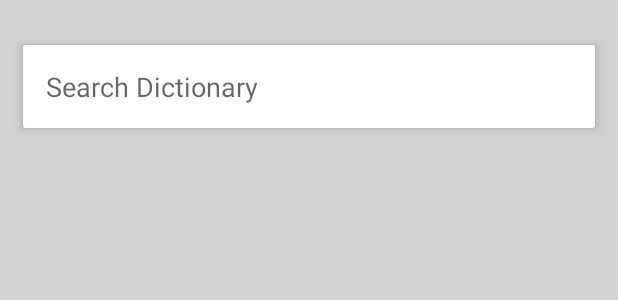
After one commit to Cinher/Esperanto-Dictionary, an Android app: the layout activity_widget_popup.xml on its own in the app's theme, with its tools: preview values and no code run, on a phone screen of 412 x 824 dp. The commit adds this screen. Shown: the top 300 px of the screen. Run offline under Robolectric (Android 15) with nearby library versions, the phone set to English and light mode, and no system bars.

Commit message:
Complete widget

```diff
--- a/app/build.gradle
+++ b/app/build.gradle
@@ -5,10 +5,10 @@ android {
     buildToolsVersion "25.0.1"
     defaultConfig {
         applicationId "com.cinher.github.esperantodict"
-        minSdkVersion 23
+        minSdkVersion 19
         targetSdkVersion 25
-        versionCode 1
-        versionName '0.9'
+        versionCode 2
+        versionName '0.9.1'
         testInstrumentationRunner "android.support.test.runner.AndroidJUnitRunner"
         vectorDrawables.useSupportLibrary = true
     }
--- a/app/src/main/AndroidManifest.xml
+++ b/app/src/main/AndroidManifest.xml
@@ -8,6 +8,8 @@
 	<uses-permission android:name="android.permission.READ_EXTERNAL_STORAGE" />
 	<uses-permission android:name="android.permission.WRITE_EXTERNAL_STORAGE" />
 	<uses-permission android:name="android.permission.MOUNT_UNMOUNT_FILESYSTEMS" />
+
+	<uses-permission android:name="android.permission.KILL_BACKGORUND_PROCESSES" />
 
     <application
         android:allowBackup="true"
@@ -43,6 +45,10 @@
                 android:name="android.support.PARENT_ACTIVITY"
                 android:value="com.cinher.github.esperantodict.MainActivity" />
         </activity>
+		<activity
+            android:name=".WidgetPopupActivity"
+            android:label="@string/app_name"
+            android:theme="@android:style/Theme.Translucent.NoTitleBar" />
 
         <service
             android:name="com.cinher.github.esperantodict.DictService"
--- /dev/null
+++ b/app/src/main/res/layout/activity_widget_popup.xml
@@ -0,0 +1,37 @@
+<?xml version="1.0" encoding="utf-8"?>
+<LinearLayout xmlns:android="http://schemas.android.com/apk/res/android"
+    android:layout_width="match_parent"
+    android:layout_height="match_parent"
+	android:background="#33333333"
+    android:fitsSystemWindows="true" >
+
+	<LinearLayout
+		android:layout_width="match_parent"
+		android:layout_height="wrap_content"
+		android:background="@drawable/ripple"
+		android:elevation="4dp"
+		android:radius="5dp"
+		android:layout_marginTop="30dp"
+		android:layout_marginBottom="15dp"
+		android:layout_marginRight="15dp"
+		android:layout_marginLeft="15dp"
+		android:orientation="horizontal">
+
+		<EditText
+			android:id="@+id/widget_popup_search_edittext"
+			android:layout_width="match_parent"
+			android:layout_height="wrap_content"
+			android:hint="@string/search"
+			android:textColor="#303030"
+			android:singleLine="true"
+			android:textCursorDrawable="@null"
+			android:background="@null"
+			android:layout_marginTop="15dp"
+			android:layout_marginBottom="15dp"
+			android:layout_marginRight="15dp"
+			android:layout_marginLeft="15dp"
+			android:imeOptions="actionSearch"/>
+
+	</LinearLayout>
+
+</LinearLayout>
--- a/app/src/main/res/values/strings.xml
+++ b/app/src/main/res/values/strings.xml
@@ -113,7 +113,7 @@
         "For example, position the FAB to one side of stream of a cards so the FAB won’t interfere "
         "when a user tries to pick up one of cards.\n\n"
     </string>
-    <string name="v">Test Version 0.9</string>
+    <string name="v">Test Version 0.9.1</string>
     <string name="local_interpretation">Local Interpretation</string>
     <string name="chinese">Definition (Chinese) :</string>
     <string name="title_activity_settings">Settings</string>
--- a/app/src/main/res/xml/widget_info.xml
+++ b/app/src/main/res/xml/widget_info.xml
@@ -3,7 +3,7 @@
     android:minWidth="250dp"
     android:minHeight="40dp"
     android:updatePeriodMillis="86400000"
-    android:previewImage="@drawable/ic_launcher"
+    android:previewImage="@drawable/widget_preview"
     android:initialLayout="@layout/widget"
     android:configure="com.example.android.ExampleAppWidgetConfigure"
     android:resizeMode="horizontal"
```
Also changed, not shown: app/src/main/java/com/cinher/github/esperantodict/DictWidgetProvider.java (+5 -3 lines), app/src/main/java/com/cinher/github/esperantodict/WidgetPopupActivity.java (added, +90 -0 lines), app/src/main/res/drawable/widget_preview.png (added).
